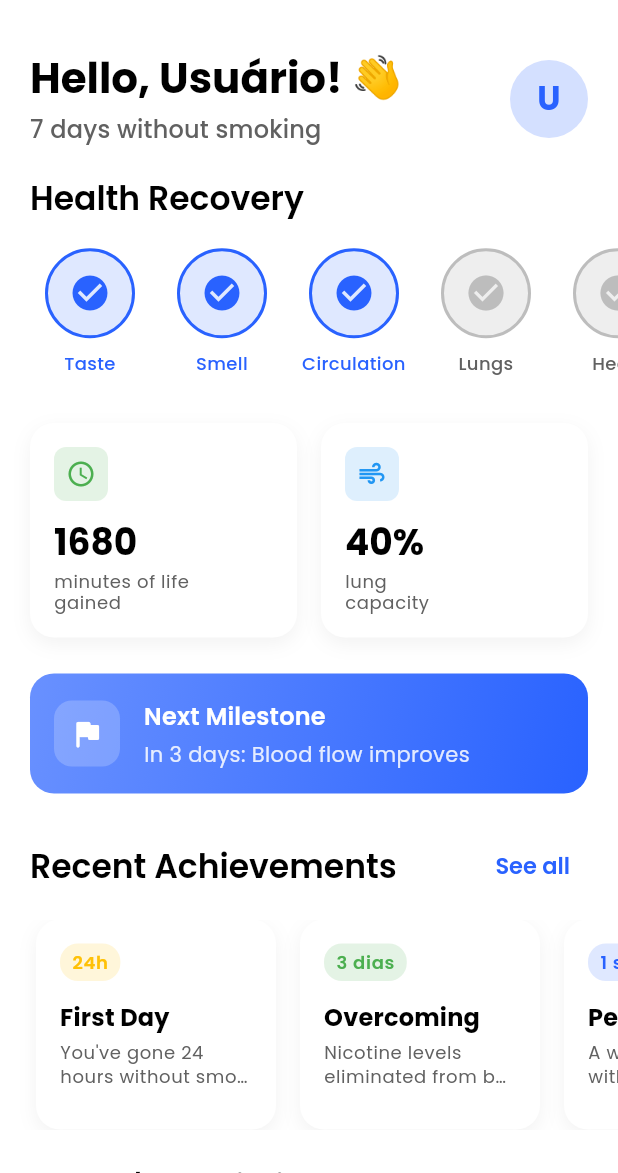
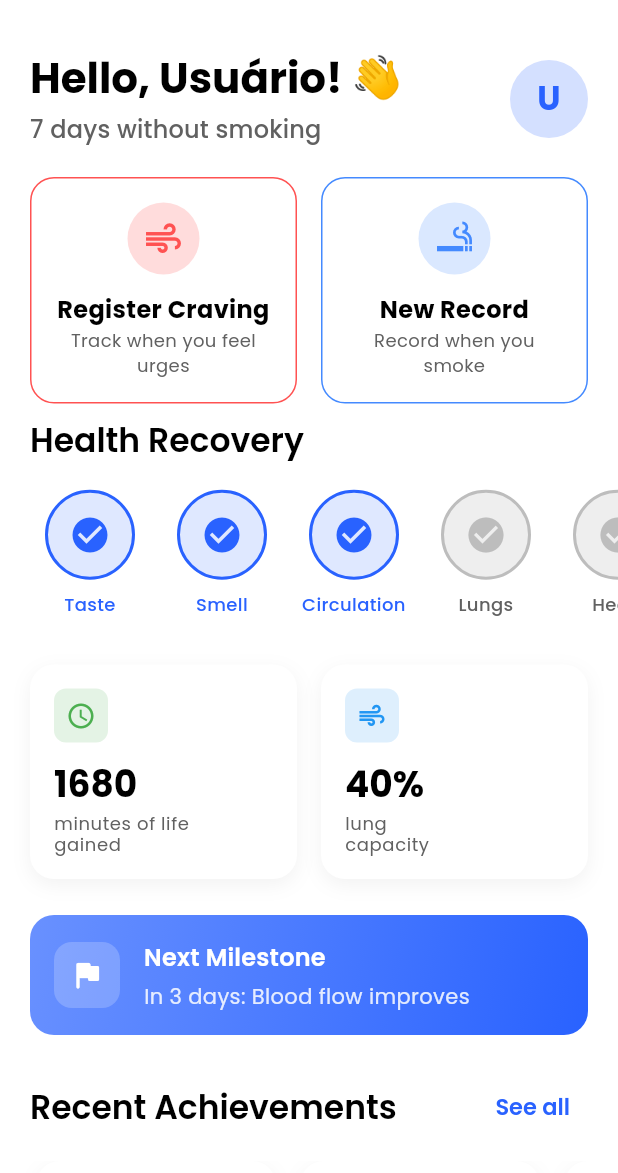
Before and after one commit to kellvembarbosa/nicotinaai_flutter, a Flutter app: the HomeScreen screen opened by its route, on a phone screen of 412 x 824 dp, the part 63-1236 px from its top. Run offline on Flutter 3.47's test engine with Material 3 defaults, Android fonts, the phone set to English and light mode, and no system bars; our stand-ins replace flutter_dotenv, flutter_secure_storage, go_router, google_fonts, shared_preferences, supabase_flutter; accounts and stored records are empty.

Commit message:
feat: adicionar botões de registro na home e corrigir fluxo de onboarding
- Adiciona botões 'Registrar Fissura' e 'Novo Registro' na tela inicial
- Corrige fluxo de redirecionamento para onboarding após login/registro
- Melhora detecção de status de onboarding no app router
- Adiciona notificações extras após autenticação para garantir navegação
- Otimiza layout dos botões com ícones e subtítulos
- Adiciona suporte para light e dark mode nos botões

🤖 Generated with [Claude Code](https://claude.ai/code)

Co-Authored-By: Claude <noreply@anthropic.com>

```diff
--- a/assets/l10n/app_en.arb
+++ b/assets/l10n/app_en.arb
@@ -1422,5 +1422,25 @@
   "notSpecified": "Not specified",
   "@notSpecified": {
     "description": "Text for unspecified or default value"
+  },
+
+  "registerCraving": "Register Craving",
+  "@registerCraving": {
+    "description": "Button to register a new craving"
+  },
+
+  "registerCravingSubtitle": "Track when you feel urges",
+  "@registerCravingSubtitle": {
+    "description": "Subtitle for craving button"
+  },
+
+  "newRecord": "New Record",
+  "@newRecord": {
+    "description": "Button to register a new smoking record"
+  },
+
+  "newRecordSubtitle": "Record when you smoke",
+  "@newRecordSubtitle": {
+    "description": "Subtitle for smoking record button"
   }
 }
--- a/assets/l10n/app_pt.arb
+++ b/assets/l10n/app_pt.arb
@@ -1422,5 +1422,25 @@
   "notSpecified": "Não especificado",
   "@notSpecified": {
     "description": "Text for unspecified or default value"
+  },
+
+  "registerCraving": "Registrar Fissura",
+  "@registerCraving": {
+    "description": "Button to register a new craving"
+  },
+
+  "registerCravingSubtitle": "Quando sentir vontade",
+  "@registerCravingSubtitle": {
+    "description": "Subtitle for craving button"
+  },
+
+  "newRecord": "Novo Registro",
+  "@newRecord": {
+    "description": "Button to register a new smoking record"
+  },
+
+  "newRecordSubtitle": "Quando você fumar",
+  "@newRecordSubtitle": {
+    "description": "Subtitle for smoking record button"
   }
 }
--- a/lib/features/home/screens/home_screen.dart
+++ b/lib/features/home/screens/home_screen.dart
@@ -47,7 +47,7 @@ class HomeScreen extends StatelessWidget {
             children: [
               // Cabeçalho com saudação e contador de dias
               Padding(
-                padding: const EdgeInsets.fromLTRB(20, 20, 20, 20),
+                padding: const EdgeInsets.fromLTRB(20, 20, 20, 10),
                 child: Row(
                   mainAxisAlignment: MainAxisAlignment.spaceBetween,
                   children: [
@@ -75,6 +75,40 @@ class HomeScreen extends StatelessWidget {
                           fontWeight: FontWeight.bold,
                           color: context.primaryColor,
                         ),
+                      ),
+                    ),
+                  ],
+                ),
+              ),
+
+              // Botões de registro
+              Padding(
+                padding: const EdgeInsets.symmetric(horizontal: 20, vertical: 10),
+                child: Row(
+                  children: [
+                    Expanded(
+                      child: _buildActionButton(
+                        context,
+                        l10n.registerCraving,
+                        l10n.registerCravingSubtitle,
+                        Colors.redAccent,
+                        Icons.air,
+                        () {
+                          // TODO: Implementar ação para registrar fissura
+                        },
+                      ),
+                    ),
+                    const SizedBox(width: 16),
+                    Expanded(
+                      child: _buildActionButton(
+                        context,
+                        l10n.newRecord,
+                        l10n.newRecordSubtitle,
+                        Colors.blueAccent,
+                        Icons.smoking_rooms,
+                        () {
+                          // TODO: Implementar ação para novo registro
+                        },
                       ),
                     ),
                   ],
@@ -584,4 +618,67 @@ class HomeScreen extends StatelessWidget {
       ),
     );
   }
+
+  Widget _buildActionButton(
+    BuildContext context,
+    String title,
+    String subtitle,
+    Color color,
+    IconData icon,
+    VoidCallback onTap,
+  ) {
+    return InkWell(
+      onTap: onTap,
+      borderRadius: BorderRadius.circular(16),
+      child: Container(
+        padding: const EdgeInsets.symmetric(vertical: 16, horizontal: 16),
+        decoration: BoxDecoration(
+          color: context.isDarkMode ? color.withOpacity(0.1) : Colors.white,
+          borderRadius: BorderRadius.circular(16),
+          border: Border.all(
+            color: color,
+            width: 1,
+          ),
+        ),
+        child: Column(
+          mainAxisAlignment: MainAxisAlignment.center,
+          children: [
+            Container(
+              width: 48,
+              height: 48,
+              decoration: BoxDecoration(
+                color: color.withOpacity(0.2),
+                shape: BoxShape.circle,
+              ),
+              child: Center(
+                child: Icon(
+                  icon,
+                  color: color,
+                  size: 28,
+                ),
+              ),
+            ),
+            const SizedBox(height: 12),
+            Text(
+              title,
+              textAlign: TextAlign.center,
+              style: TextStyle(
+                fontWeight: FontWeight.bold,
+                color: context.contentColor,
+                fontSize: 16,
+              ),
+            ),
+            Text(
+              subtitle,
+              textAlign: TextAlign.center,
+              style: TextStyle(
+                color: context.subtitleColor,
+                fontSize: 12,
+              ),
+            ),
+          ],
+        ),
+      ),
+    );
+  }
 }
--- a/lib/l10n/app_localizations.dart
+++ b/lib/l10n/app_localizations.dart
@@ -1708,6 +1708,30 @@ abstract class AppLocalizations {
   /// In en, this message translates to:
   /// **'Not specified'**
   String get notSpecified;
+
+  /// Button to register a new craving
+  ///
+  /// In en, this message translates to:
+  /// **'Register Craving'**
+  String get registerCraving;
+
+  /// Subtitle for craving button
+  ///
+  /// In en, this message translates to:
+  /// **'Track when you feel urges'**
+  String get registerCravingSubtitle;
+
+  /// Button to register a new smoking record
+  ///
+  /// In en, this message translates to:
+  /// **'New Record'**
+  String get newRecord;
+
+  /// Subtitle for smoking record button
+  ///
+  /// In en, this message translates to:
+  /// **'Record when you smoke'**
+  String get newRecordSubtitle;
 }
 
 class _AppLocalizationsDelegate extends LocalizationsDelegate<AppLocalizations> {
--- a/lib/l10n/app_localizations_en.dart
+++ b/lib/l10n/app_localizations_en.dart
@@ -840,4 +840,16 @@ class AppLocalizationsEn extends AppLocalizations {
 
   @override
   String get notSpecified => 'Not specified';
+
+  @override
+  String get registerCraving => 'Register Craving';
+
+  @override
+  String get registerCravingSubtitle => 'Track when you feel urges';
+
+  @override
+  String get newRecord => 'New Record';
+
+  @override
+  String get newRecordSubtitle => 'Record when you smoke';
 }
--- a/lib/main.dart
+++ b/lib/main.dart
@@ -98,10 +98,12 @@ class MyApp extends StatelessWidget {
                 provider.initialize();
 
                 // Verificar explicitamente o status de conclusão no banco de dados
+                // com uma pequena espera para garantir que a conexão está estável
                 WidgetsBinding.instance.addPostFrameCallback((_) async {
-                  await Future.delayed(const Duration(milliseconds: 500));
+                  await Future.delayed(const Duration(milliseconds: 1000));
                   print('🔍 [MyApp] Verificando status de onboarding no banco de dados');
-                  await provider.checkCompletionStatus();
+                  final isCompleted = await provider.checkCompletionStatus();
+                  print('🔍 [MyApp] Status de conclusão do onboarding: ${isCompleted ? "Completo" : "Incompleto"}');
                 });
               });
             } else {
```
Also changed, not shown: lib/core/routes/app_router.dart (+14 -5 lines), lib/features/auth/providers/auth_provider.dart (+12 -0 lines), lib/features/onboarding/providers/onboarding_provider.dart (+2 -5 lines), lib/l10n/app_localizations_pt.dart (+12 -0 lines).
